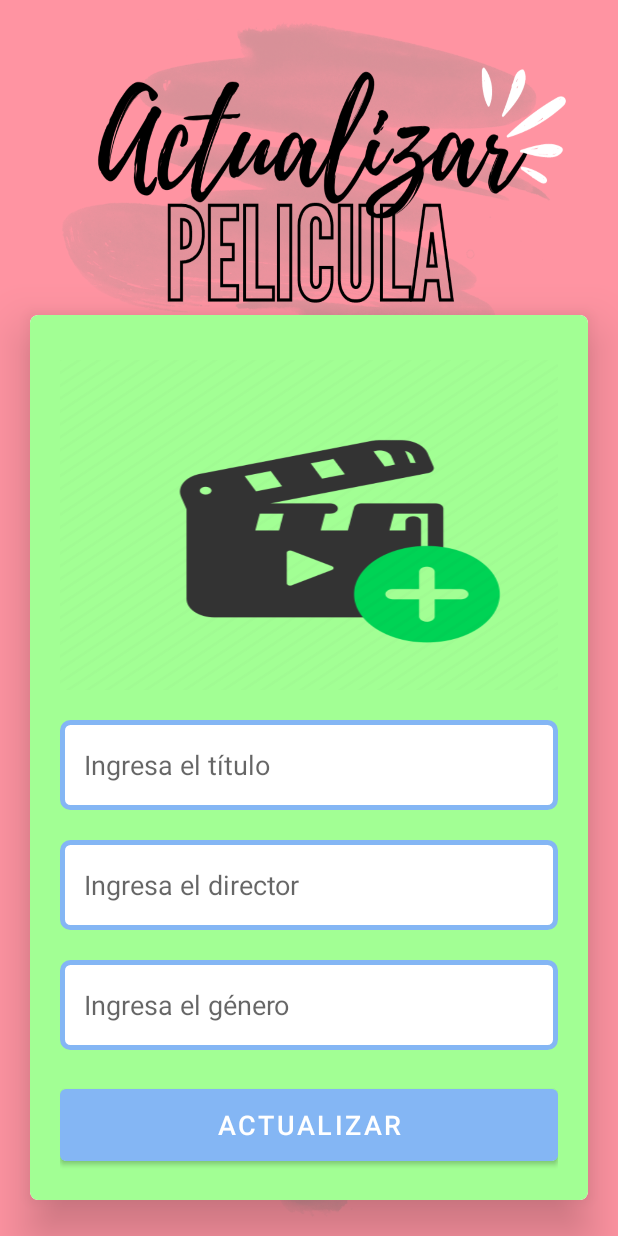
After one commit to AngeloBalbinx/ProjectCineYa, an Android app: the ActualizarActivity screen opened directly, with no data from a screen before it, on a phone screen of 412 x 824 dp. The commit adds this screen. Run offline under Robolectric (Android 15) with nearby library versions, the phone set to English and light mode, and no system bars; our stand-ins replace Firebase (no records; nobody signed in at launch, a user with empty details on screens opened directly).

Commit message:
CRUD Completo, se implementó el botón Actualizar

```diff
--- a/app/src/main/AndroidManifest.xml
+++ b/app/src/main/AndroidManifest.xml
@@ -14,6 +14,9 @@
         android:supportsRtl="true"
         android:theme="@style/Theme.ProjectCineYa"
         tools:targetApi="31">
+        <activity
+            android:name=".ActualizarActivity"
+            android:exported="false" />
         <activity
             android:name=".DetalleActivity"
             android:exported="false" />
@@ -34,7 +37,7 @@
             android:exported="false" />
         <activity
             android:name=".MainActivity"
-            android:exported="false"></activity>
+            android:exported="false" />
     </application>
 
 </manifest>
--- /dev/null
+++ b/app/src/main/java/com/example/projectcineya/ActualizarActivity.kt
@@ -0,0 +1,132 @@
+package com.example.projectcineya
+
+import android.app.Activity
+import android.content.Intent
+import android.net.Uri
+import android.os.Bundle
+
+import android.widget.Button
+import android.widget.EditText
+import android.widget.ImageView
+import android.widget.Toast
+import androidx.activity.result.contract.ActivityResultContracts
+import androidx.appcompat.app.AlertDialog
+import androidx.appcompat.app.AppCompatActivity
+import com.bumptech.glide.Glide
+
+import com.google.android.gms.tasks.Task
+import com.google.firebase.database.DatabaseReference
+import com.google.firebase.database.FirebaseDatabase
+import com.google.firebase.storage.FirebaseStorage
+import com.google.firebase.storage.StorageReference
+
+
+class ActualizarActivity : AppCompatActivity() {
+
+    private lateinit var actualizarImagen: ImageView
+    private lateinit var botonActualizar: Button
+    private lateinit var actualizarTitulo: EditText
+    private lateinit var actualizarGenero: EditText
+    private lateinit var actualizarDirector: EditText
+    private var titulo: String? = null
+    private var genero: String? = null
+    private var director: String? = null
+    private var imageUrl: String? = null
+    private var key = ""
+    private var oldImageURL: String? = null
+    private var uri: Uri? = null
+    private lateinit var databaseReference: DatabaseReference
+    private lateinit var storageReference: StorageReference
+
+    override fun onCreate(savedInstanceState: Bundle?) {
+        super.onCreate(savedInstanceState)
+        setContentView(R.layout.activity_actualizar)
+
+        botonActualizar = findViewById(R.id.btn_actualizar)
+        actualizarTitulo = findViewById(R.id.actualizatitulo)
+        actualizarImagen = findViewById(R.id.actualizaimagen)
+        actualizarDirector = findViewById(R.id.actualizaDirector)
+        actualizarGenero = findViewById(R.id.actualizaGenero)
+
+        val activityResultLauncher =
+            registerForActivityResult(ActivityResultContracts.StartActivityForResult()) { result ->
+                if (result.resultCode == Activity.RESULT_OK) {
+                    val data = result.data
+                    uri = data?.data
+                    actualizarImagen.setImageURI(uri)
+                } else {
+                    Toast.makeText(this@ActualizarActivity, "No hay imagen seleccionada", Toast.LENGTH_SHORT).show()
+                }
+            }
+
+        val bundle = intent.extras
+        if (bundle != null) {
+            Glide.with(this@ActualizarActivity).load(bundle.getString("Imagen")).into(actualizarImagen)
+            actualizarTitulo.setText(bundle.getString("Titulo"))
+            actualizarDirector.setText(bundle.getString("Director"))
+            actualizarGenero.setText(bundle.getString("Genero"))
+            key = bundle.getString("Key")!!
+            oldImageURL = bundle.getString("Imagen")
+        }
+
+        databaseReference = FirebaseDatabase.getInstance().getReference("ProjectCineYa").child(key)
+
+        actualizarImagen.setOnClickListener {
+            val photoPicker = Intent(Intent.ACTION_PICK)
+            photoPicker.type = "image/*"
+            activityResultLauncher.launch(photoPicker)
+        }
+
+        botonActualizar.setOnClickListener {
+            saveData()
+            val intent = Intent(this@ActualizarActivity, MainActivity::class.java)
+            startActivity(intent)
+        }
+    }
+
+    private fun saveData() {
+        storageReference = FirebaseStorage.getInstance().reference
+            .child("Task Images")
+            .child(uri?.lastPathSegment ?: "")
+
+        val builder = AlertDialog.Builder(this@ActualizarActivity)
+        builder.setCancelable(false)
+        builder.setView(R.layout.progressbaractualizar_layout)
+        val dialog = builder.create()
+        dialog.show()
+
+        storageReference.putFile(uri!!)
+            .addOnSuccessListener { taskSnapshot ->
+                val uriTask: Task<Uri> = taskSnapshot.storage.downloadUrl
+                while (!uriTask.isComplete);
+                val urlImage = uriTask.result
+                imageUrl = urlImage.toString()
+                updateData()
+                dialog.dismiss()
+            }
+            .addOnFailureListener { e ->
+                dialog.dismiss()
+            }
+    }
+
+    private fun updateData() {
+        titulo = actualizarTitulo.text.toString().trim()
+        director = actualizarDirector.text.toString().trim()
+        genero = actualizarGenero.text.toString()
+
+        val dataClass = PeliculaClass(titulo, director, genero, imageUrl)
+
+        databaseReference.setValue(dataClass)
+            .addOnCompleteListener { task: Task<Void?> ->
+                if (task.isSuccessful) {
+                    val reference = FirebaseStorage.getInstance().getReferenceFromUrl(oldImageURL!!)
+                    reference.delete()
+                    Toast.makeText(this@ActualizarActivity, "Actualizado", Toast.LENGTH_SHORT).show()
+                    finish()
+                }
+            }
+            .addOnFailureListener { e: Exception ->
+                Toast.makeText(this@ActualizarActivity, e.message.toString(), Toast.LENGTH_SHORT).show()
+            }
+    }
+}
--- a/app/src/main/java/com/example/projectcineya/DetalleActivity.kt
+++ b/app/src/main/java/com/example/projectcineya/DetalleActivity.kt
@@ -56,14 +56,14 @@ class DetalleActivity : AppCompatActivity() {
                 finish()
             }
         }
-        /*botonEditar.setOnClickListener {
-            val intent = Intent(this@DetalleActivity, UpdateActivity::class.java)
+        botonEditar.setOnClickListener {
+            val intent = Intent(this@DetalleActivity, ActualizarActivity::class.java)
                 .putExtra("Genero", detalleGenero.text.toString())
                 .putExtra("Titulo", detalleTitulo.text.toString())
                 .putExtra("Director", detalleDirector.text.toString())
                 .putExtra("Imagen", imageUrl)
                 .putExtra("Key", key)
             startActivity(intent)
-        }*/
+        }
     }
 }
--- /dev/null
+++ b/app/src/main/res/drawable/rellenoverde.xml
@@ -0,0 +1,9 @@
+<?xml version="1.0" encoding="utf-8"?>
+<shape xmlns:android="http://schemas.android.com/apk/res/android"
+android:shape="rectangle">
+<solid
+    android:color="@color/verdebackground"/>
+<corners
+    android:radius="5dp"/>
+
+</shape>
--- /dev/null
+++ b/app/src/main/res/layout/activity_actualizar.xml
@@ -0,0 +1,86 @@
+<?xml version="1.0" encoding="utf-8"?>
+<ScrollView
+
+    xmlns:android="http://schemas.android.com/apk/res/android"
+    xmlns:app="http://schemas.android.com/apk/res-auto"
+    xmlns:tools="http://schemas.android.com/tools"
+    android:layout_width="match_parent"
+    android:layout_height="match_parent"
+    android:background="@drawable/bg_updatemovie"
+    tools:context=".ActualizarActivity">
+
+    <androidx.cardview.widget.CardView
+        android:layout_width="match_parent"
+        android:layout_height="wrap_content"
+        android:layout_marginTop="210dp"
+        android:layout_marginEnd="20dp"
+        android:layout_marginStart="20dp"
+        app:cardCornerRadius="5dp"
+        app:cardElevation="20dp">
+        <LinearLayout
+            android:layout_width="match_parent"
+            android:layout_height="wrap_content"
+            android:orientation="vertical"
+            android:layout_gravity="center_horizontal"
+            android:background="@drawable/rellenoverde"
+            android:padding="20dp">
+            <ImageView
+                android:layout_width="match_parent"
+                android:layout_height="220dp"
+                android:src="@drawable/addmovie"
+                android:id="@+id/actualizaimagen"
+                android:layout_marginTop="10dp"
+                android:scaleType="fitXY"/>
+            <EditText
+                android:layout_width="match_parent"
+                android:layout_height="60dp"
+                android:id="@+id/actualizatitulo"
+                android:background="@drawable/border"
+                android:layout_marginTop="20dp"
+                android:padding="16dp"
+                android:hint="@string/ingresanombrepeli"
+                android:gravity="start|center_vertical"
+                android:textColor="@color/black"/>
+            <EditText
+                android:layout_width="match_parent"
+                android:layout_height="60dp"
+                android:id="@+id/actualizaDirector"
+                android:background="@drawable/border"
+                android:layout_marginTop="20dp"
+                android:padding="16dp"
+                android:hint="@string/ingresadirector"
+                android:gravity="start|center_vertical"
+                android:textColor="@color/black"/>
+            <EditText
+                android:layout_width="match_parent"
+                android:layout_height="60dp"
+                android:id="@+id/actualizaGenero"
+                android:background="@drawable/border"
+                android:layout_marginTop="20dp"
+                android:padding="16dp"
+                android:hint="@string/ingresagenero"
+                android:gravity="start|center_vertical"
+                android:textColor="@color/black"/>
+
+            <Button
+                android:id="@+id/btn_actualizar"
+                android:layout_width="match_parent"
+                android:layout_height="60dp"
+                android:text="@string/actualizar"
+                android:textSize="18sp"
+                android:layout_marginTop="20dp"
+                />
+
+
+
+
+
+
+
+        </LinearLayout>
+
+
+    </androidx.cardview.widget.CardView>
+
+
+</ScrollView>
--- a/app/src/main/res/layout/activity_subir.xml
+++ b/app/src/main/res/layout/activity_subir.xml
@@ -22,7 +22,7 @@
         android:layout_height="wrap_content"
         android:orientation="vertical"
         android:layout_gravity="center_horizontal"
-        android:background="@drawable/border"
+        android:background="@drawable/rellenoverde"
         android:padding="20dp">
         <ImageView
             android:layout_width="match_parent"
--- a/app/src/main/res/values/colors.xml
+++ b/app/src/main/res/values/colors.xml
@@ -11,6 +11,9 @@
     <color name="verdepastel">#77dd77</color>
     <color name="amarillopastel">#fdfd96</color>
     <color name="azulpastel">#84b6f4</color>
-    <color name="rosapastel">#fdcae1</color>
+    <color name="rosapastel">#ff94a2</color>
+    <color name="verdebackground">#a2ff94</color>
+    <color name="rosadobackground">#FF94A2</color>
+
 
 </resources>
--- a/app/src/main/res/values/strings.xml
+++ b/app/src/main/res/values/strings.xml
@@ -26,4 +26,6 @@
     <string name="cancelar">Cancelar</string>
     <string name="resetear">Resetear</string>
     <string name="imagendepelicula">Imagen de la película</string>
+    <string name="actualizar">Actualizar</string>
+    <string name="actualizando">Actualizando...</string>
 </resources>
```
Also changed, not shown: app/src/main/res/layout/activity_detalle.xml (+4 -3 lines), app/src/main/res/layout/progressbaractualizar_layout.xml (added, +28 -0 lines), app/src/main/res/drawable/bg_newmovie.png, app/src/main/res/drawable/bg_updatemovie.png (added).
